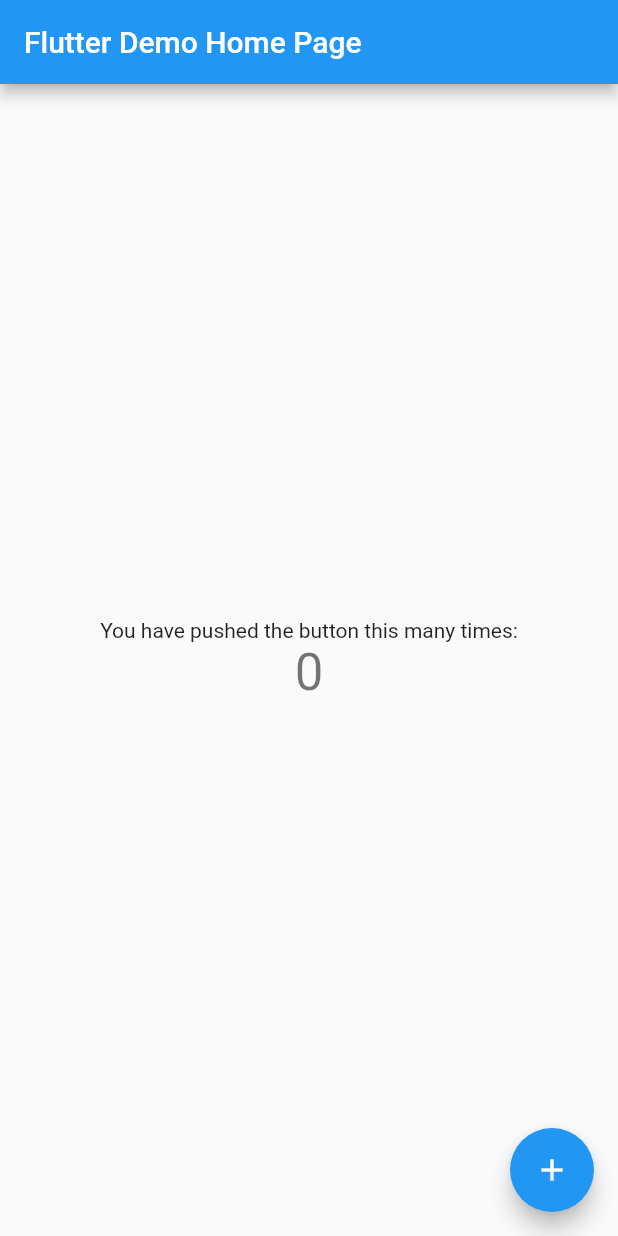
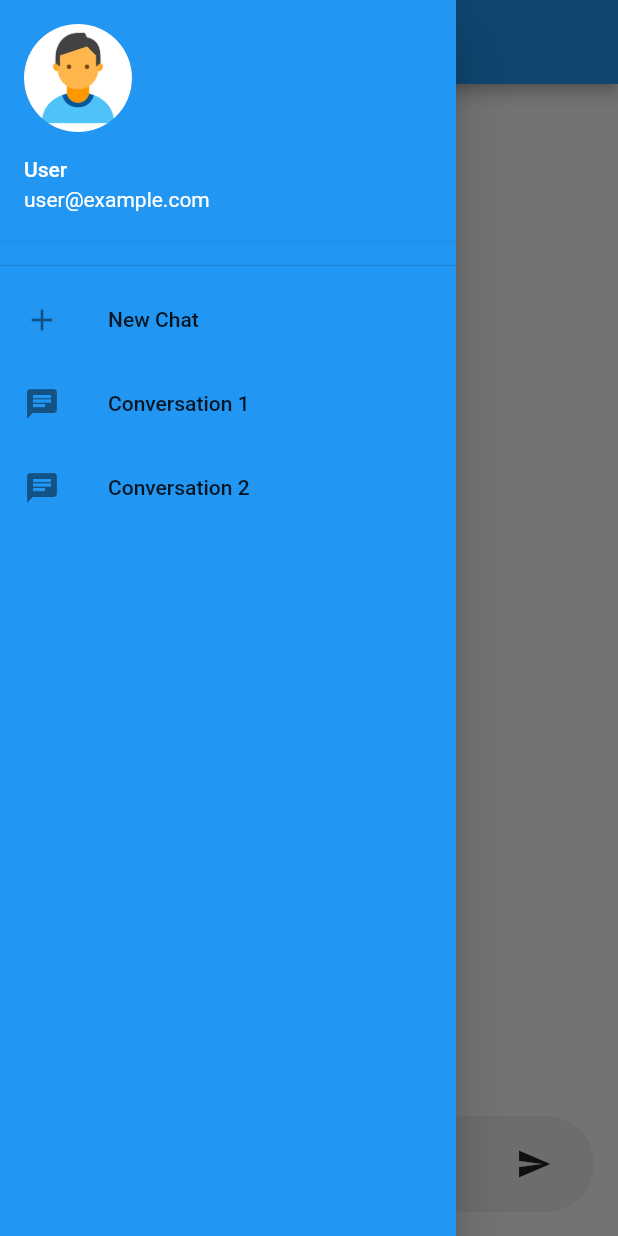
Before and after one commit to jw782cn/flutter_chatgpt_app, a Flutter app: the screen it shows after launch, with the side drawer open (before the commit the screen has no drawer), on a phone screen of 412 x 824 dp. Run offline on Flutter 3.47's test engine with Material 2 defaults, Android fonts, the phone set to English and light mode, and no system bars.

Commit message:
modify data structures to provider

```diff
--- /dev/null
+++ b/lib/chat_page.dart
@@ -0,0 +1,227 @@
+import 'dart:convert';
+import 'dart:io';
+
+import 'package:flutter/material.dart';
+import 'package:flutter/services.dart';
+import 'package:http/http.dart' as http;
+import 'package:provider/provider.dart';
+
+import 'models.dart';
+import 'conversation_provider.dart';
+
+class ChatPage extends StatefulWidget {
+  const ChatPage({super.key});
+
+  @override
+  // ignore: library_private_types_in_public_api
+  _ChatPageState createState() => _ChatPageState();
+}
+
+class _ChatPageState extends State<ChatPage> {
+  final TextEditingController _textController = TextEditingController();
+  final ScrollController _scrollController = ScrollController();
+  final http.Client _client = http.Client();
+  final String _model = "gpt-3.5-turbo";
+
+  final Sender systemSender = Sender(
+      name: 'System', avatarAssetPath: 'resources/avatars/ChatGPT_logo.png');
+  final Sender userSender =
+      Sender(name: 'User', avatarAssetPath: 'resources/avatars/person.png');
+
+  @override
+  void dispose() {
+    _client.close();
+    super.dispose();
+  }
+
+  @override
+  void initState() {
+    super.initState();
+  }
+
+
+  Future<void> _loadMessages(String filePath) async {
+    String data = await rootBundle.loadString(filePath);
+    List<dynamic> messagesJson = jsonDecode(data);
+    List<Message> messages = messagesJson.map((json) {
+      String role = json['role'];
+      String content = json['content'];
+      String senderId = role == 'user' ? userSender.id : systemSender.id;
+      return Message(content: content, senderId: senderId);
+    }).toList();
+    setState(() {
+      // add to current conversation
+      final newConversation = Conversation(messages: messages, title: filePath);
+      Provider.of<ConversationProvider>(context, listen: false)
+          .addConversation(newConversation);
+    });
+  }
+
+  Future<Message?> _sendMessage() async {
+    final url = Uri.parse('https://api.openai.com/v1/chat/completions');
+
+    // Read API key from local text file
+    final apiKeyFile = File('openai_api_key.txt');
+    final apiKey = await apiKeyFile.readAsString();
+
+    final headers = {
+      'Content-Type': 'application/json',
+      'Authorization': 'Bearer $apiKey',
+    };
+
+    // send all current conversation to OpenAI
+    final body = {
+      'model': _model,
+      'messages': Provider.of<ConversationProvider>(context, listen: false)
+          .currentConversationMessages,
+    };
+    final response =
+        await _client.post(url, headers: headers, body: json.encode(body));
+    if (response.statusCode == 200) {
+      final data = json.decode(response.body);
+      final completions = data['choices'] as List<dynamic>;
+      if (completions.isNotEmpty) {
+        final completion = completions[0];
+        final content = completion['message']['content'] as String;
+        // delete all the prefix '\n' in content
+        final contentWithoutPrefix = content.replaceFirst(RegExp(r'^\n+'), '');
+        return Message(senderId: systemSender.id, content: contentWithoutPrefix);
+      }
+    } else {
+      // print('Error: ${response.statusCode} ${response.body}');
+      return Message(
+          senderId: systemSender.id,
+          content: 'Error: ${response.statusCode} ${response.body}');
+    }
+    return null;
+  }
+
+  void _clearCurrentConversation() {
+    setState(() {
+      Provider.of<ConversationProvider>(context, listen: false)
+          .clearCurrentConversation();
+    });
+  }
+
+  void _sendMessageAndAddToChat() async {
+    final text = _textController.text.trim();
+    if (text.isNotEmpty) {
+      _textController.clear();
+      final userMessage = Message(senderId: userSender.id, content: text);
+      setState(() {
+        // add to current conversation
+        Provider.of<ConversationProvider>(context, listen: false).addMessage(userMessage);
+      });
+      final assistantMessage = await _sendMessage();
+      if (assistantMessage != null) {
+        setState(() {
+          Provider.of<ConversationProvider>(context, listen: false).addMessage(assistantMessage);
+        });
+      }
+      _scrollController.animateTo(
+        _scrollController.position.maxScrollExtent,
+        duration: const Duration(milliseconds: 500),
+        curve: Curves.easeOut,
+      );
+    }
+  }
+
+  @override
+  Widget build(
+    BuildContext context,
+  ) {
+    return Scaffold(
+      body: Column(
+        children: [
+          Expanded(
+              child:
+              Consumer<ConversationProvider>(
+            builder: (context, conversationProvider, child) {
+              return
+              ListView.builder(
+            controller: _scrollController,
+            itemCount: conversationProvider.currentConversationLength,
+            itemBuilder: (BuildContext context, int index) {
+              Message message = conversationProvider.currentConversation
+                  .messages[index];
+              return Padding(
+                padding:
+                    const EdgeInsets.symmetric(vertical: 8.0, horizontal: 16.0),
+                child: Row(
+                  crossAxisAlignment: CrossAxisAlignment.start,
+                  children: [
+                    if (message.senderId != userSender.id)
+                      CircleAvatar(
+                        backgroundImage:
+                            AssetImage(systemSender.avatarAssetPath),
+                        radius: 16.0,
+                      )
+                    else
+                      const SizedBox(width: 24.0),
+                    const SizedBox(width: 8.0),
+                    Expanded(
+                      child: Align(
+                        alignment: message.senderId == userSender.id
+                            ? Alignment.centerRight
+                            : Alignment.centerLeft,
+                        child: Container(
+                          padding: const EdgeInsets.symmetric(
+                              vertical: 8.0, horizontal: 16.0),
+                          decoration: BoxDecoration(
+                            color: message.senderId == userSender.id
+                                ? Colors.blue[100]
+                                : Colors.grey[200],
+                            borderRadius: BorderRadius.circular(16.0),
+                          ),
+                          child: Text(message.content),
+                        ),
+                      ),
+                    ),
+                    const SizedBox(width: 8.0),
+                    if (message.senderId == userSender.id)
+                      CircleAvatar(
+                        backgroundImage: AssetImage(userSender.avatarAssetPath),
+                        radius: 16.0,
+                      )
+                    else
+                      const SizedBox(width: 24.0),
+                  ],
+                ),
+              );
+            },
+          );
+            },
+            ),
+          ),
+
+          // input box
+          Container(
+            decoration: BoxDecoration(
+              color: Colors.grey[200],
+              borderRadius: BorderRadius.circular(32.0),
+            ),
+            margin:
+                const EdgeInsets.symmetric(vertical: 16.0, horizontal: 16.0),
+            padding:
+                const EdgeInsets.symmetric(vertical: 8.0, horizontal: 16.0),
+            child: Row(
+              children: [
+                Expanded(
+                  child: TextField(
+                    controller: _textController,
+                    decoration: const InputDecoration.collapsed(
+                        hintText: 'Type your message...'),
+                  ),
+                ),
+                IconButton(
+                  icon: const Icon(Icons.send),
+                  onPressed: _sendMessageAndAddToChat,
+                ),
+              ],
+            ),
+          ),
+        ],
+      ),
+    );
+  }
+}
--- /dev/null
+++ b/lib/conversation_provider.dart
@@ -0,0 +1,81 @@
+import 'package:flutter/material.dart';
+
+import 'models.dart';
+
+class ConversationProvider extends ChangeNotifier {
+  List<Conversation> _conversations = [];
+  int _currentConversationIndex = 0;
+
+  List<Conversation> get conversations => _conversations;
+  int get currentConversationIndex => _currentConversationIndex;
+  int get ConversationCount => _conversations.length;
+  int get currentConversationLength =>
+      _conversations[_currentConversationIndex].messages.length;
+  Conversation get currentConversation => _conversations[_currentConversationIndex];
+  // get current conversation's messages format
+  //'messages': [
+      //   {'role': 'user', 'content': text},
+      // ],
+  List<Map<String, String>> get currentConversationMessages {
+    List<Map<String, String>> messages = [{ 'role': "system", 'content': "You are ChatGPT, a large language model trained by OpenAI. Answer as concisely as possible."}];
+    for (Message message in _conversations[_currentConversationIndex].messages) {
+      messages.add({
+        'role': message.senderId == 'User' ? 'user' : 'system',
+        'content': message.content
+      });
+    }
+    return messages;
+  }
+
+
+  // initialize provider conversation list
+  ConversationProvider() {
+    _conversations.add(Conversation(messages: [], title: 'new conversation'));
+  }
+
+  // change conversations
+  set conversations(List<Conversation> value) {
+    _conversations = value;
+    notifyListeners();
+  }
+
+  // change current conversation
+  set currentConversationIndex(int value) {
+    _currentConversationIndex = value;
+    notifyListeners();
+  }
+
+  // add to current conversation
+  void addMessage(Message message) {
+    _conversations[_currentConversationIndex].messages.add(message);
+    notifyListeners();
+  }
+
+  // add a new empty conversation
+  void addEmptyConversation() {
+    _conversations.add(Conversation(messages: [], title: 'new conversation'));
+    _currentConversationIndex = _conversations.length - 1;
+    notifyListeners();
+  }
+
+  // add new conversation
+  void addConversation(Conversation conversation) {
+    _conversations.add(conversation);
+    _currentConversationIndex = _conversations.length - 1;
+    notifyListeners();
+  }
+
+  // clear all conversations
+  void clearConversations() {
+    _conversations.clear();
+    addEmptyConversation();
+    notifyListeners();
+  }
+
+  // clear current conversation
+  void clearCurrentConversation() {
+    _conversations[_currentConversationIndex].messages.clear();
+    notifyListeners();
+  }
+
+}
--- /dev/null
+++ b/lib/drawer.dart
@@ -0,0 +1,44 @@
+import 'package:flutter/material.dart';
+
+class MyDrawer extends StatelessWidget {
+  @override
+  Widget build(BuildContext context) {
+    return Drawer(
+      backgroundColor: Theme.of(context).primaryColor,
+      child: ListView(
+        children: [
+          const UserAccountsDrawerHeader(
+            accountName: Text('User'),
+            accountEmail: Text('user@example.com'),
+            currentAccountPicture: CircleAvatar(
+              backgroundImage: AssetImage('resources/avatars/person.png'),
+            ),
+          ),
+          const Divider(),
+          ListTile(
+            leading: const Icon(Icons.add),
+            title: const Text('New Chat'),
+            onTap: () {
+              // Handle new chat action
+            },
+          ),
+          ListTile(
+            leading: const Icon(Icons.chat),
+            title: const Text('Conversation 1'),
+            onTap: () {
+              // Handle conversation 1 action
+            },
+          ),
+          ListTile(
+            leading: const Icon(Icons.chat),
+            title: const Text('Conversation 2'),
+            onTap: () {
+              // Handle conversation 2 action
+            },
+          ),
+          // Add more conversation areas here
+        ],
+      ),
+    );
+  }
+}
--- a/lib/main.dart
+++ b/lib/main.dart
@@ -1,30 +1,44 @@
 import 'package:flutter/material.dart';
+import 'package:provider/provider.dart';
+
+import 'chat_page.dart';
+import 'drawer.dart';
+import 'conversation_provider.dart';
 
 void main() {
-  runApp(const MyApp());
+  runApp(
+    ChangeNotifierProvider(
+      create: (_) => ConversationProvider(),
+      child: MyApp(),
+    ),
+  );
 }
 
 class MyApp extends StatelessWidget {
-  const MyApp({super.key});
-
   // This widget is the root of your application.
   @override
   Widget build(BuildContext context) {
     return MaterialApp(
-      title: 'Flutter Demo',
-      theme: ThemeData(
-        // This is the theme of your application.
-        //
-        // Try running your application with "flutter run". You'll see the
-        // application has a blue toolbar. Then, without quitting the app, try
-        // changing the primarySwatch below to Colors.green and then invoke
-        // "hot reload" (press "r" in the console where you ran "flutter run",
-        // or simply save your changes to "hot reload" in a Flutter IDE).
-        // Notice that the counter didn't reset back to zero; the application
-        // is not restarted.
-        primarySwatch: Colors.blue,
+      title: 'Simple Chat App',
+      home: Scaffold(
+        appBar: AppBar(
+          title: const Text('ChatGPT'),
+          leading: Builder(
+            builder: (BuildContext context) {
+              return IconButton(
+                icon: const Icon(Icons.menu),
+                onPressed: () {
+                  Scaffold.of(context).openDrawer();
+                },
+              );
+            },
+          ),
+        ),
+        drawer: MyDrawer(),
+        body: const Center(
+          child: ChatPage(),
+        ),
       ),
-      home: const MyHomePage(title: 'Flutter Demo Home Page'),
     );
   }
 }
--- /dev/null
+++ b/lib/models.dart
@@ -0,0 +1,31 @@
+// Model classes for the chat app
+
+// conversations include multiple messages
+class Conversation {
+  final List<Message> messages;
+  final String title;
+
+  Conversation({required this.messages, required this.title});
+}
+
+// Sender should have name and avatar
+class Sender {
+  final String name;
+  final String avatarAssetPath;
+  // id
+  final String id;
+
+  Sender({required this.name, required this.avatarAssetPath, String? id})
+      : id = id ?? name;
+}
+
+// message should have role, content, timestamp
+class Message {
+  final String content;
+  final DateTime timestamp;
+  // sender id
+  final String senderId;
+
+  Message({required this.content, required this.senderId, DateTime? timestamp})
+      : timestamp = timestamp ?? DateTime.now();
+}
```
Also changed, not shown: pubspec.yaml (+9 -3 lines), resources/chatgpt.json (added, +72 -0 lines), openai_api_key.txt (added), pubspec.lock, resources/avatars/ChatGPT.svg (added), resources/avatars/ChatGPT_logo.png (added), resources/avatars/person.png (added).
